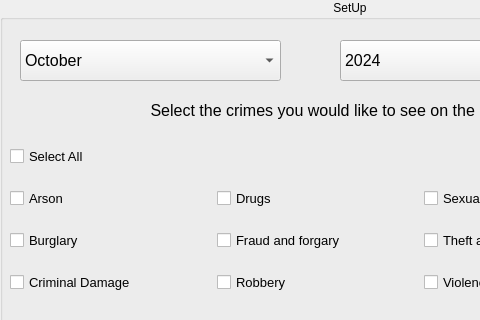
Above: SetUP_widget.ui from Lotl-Ax/SetUp-Window- before the change; both pictures show x 0 to 480 and y 0 to 320 of the 628 by 417 pixel window. Below: the same form after it.
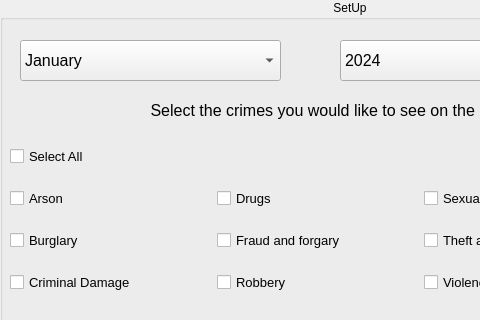
That is the form after the change.

Commit message: Added Converter.py, updated UI, added event handler for Month Combobox

Patch:
```diff
--- a/SetUP_widget.ui
+++ b/SetUP_widget.ui
@@ -58,11 +58,11 @@
      </font>
     </property>
     <property name="currentText">
-     <string>October</string>
+     <string>January</string>
     </property>
     <item>
      <property name="text">
-      <string>October</string>
+      <string>January</string>
      </property>
     </item>
     <item>
```
Left out of the diff: 32 changed lines with no effect on the pictures. The commit also changes 2 other files.
